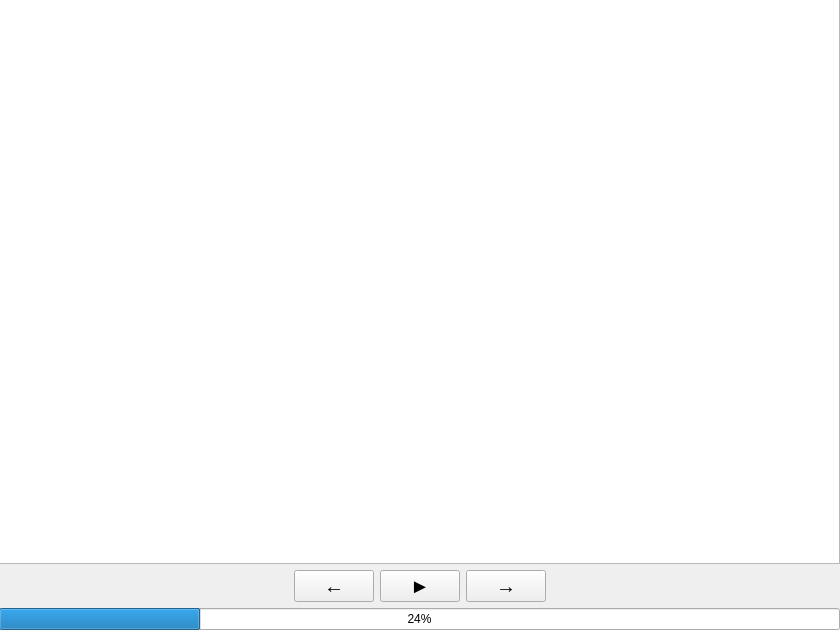
This is MainWindow.ui in RonPlusSign/QT_Slideshow as Qt 5 draws it before an edit. The edited form follows.
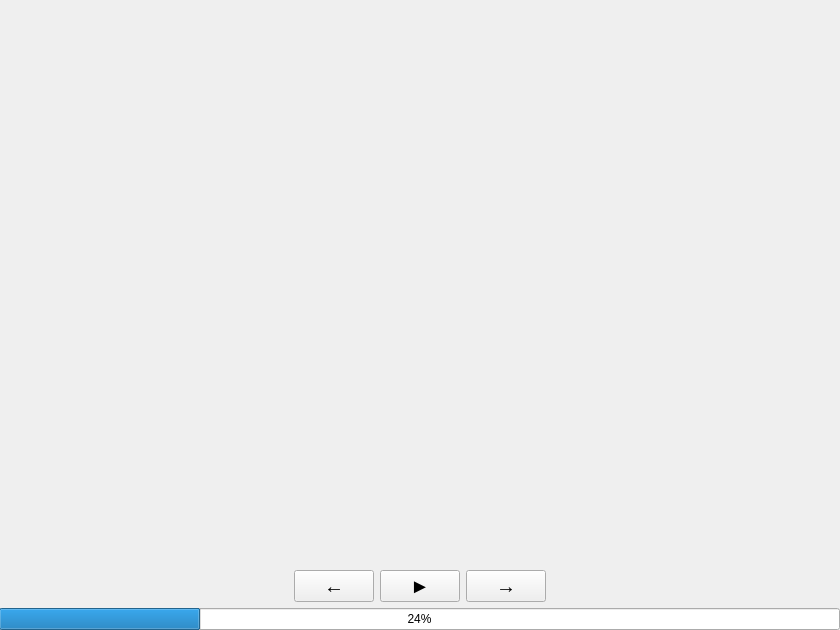
This is the edited form.

What changed in the file:
```diff
--- a/MainWindow.ui
+++ b/MainWindow.ui
@@ -23,9 +23,25 @@
       <height>631</height>
      </rect>
     </property>
-    <layout class="QVBoxLayout" name="verticalLayout">
+    <layout class="QVBoxLayout" name="verticalLayout" stretch="1,0,0">
      <item>
-      <widget class="QGraphicsView" name="displayedImage"/>
+      <widget class="QLabel" name="image">
+       <property name="minimumSize">
+        <size>
+         <width>0</width>
+         <height>0</height>
+        </size>
+       </property>
+       <property name="text">
+        <string/>
+       </property>
+       <property name="scaledContents">
+        <bool>true</bool>
+       </property>
+       <property name="alignment">
+        <set>Qt::AlignCenter</set>
+       </property>
+      </widget>
      </item>
      <item>
       <layout class="QHBoxLayout" name="horizontalLayout_2">
```
Left out of the diff: 2 changed lines with no effect on the pictures.
